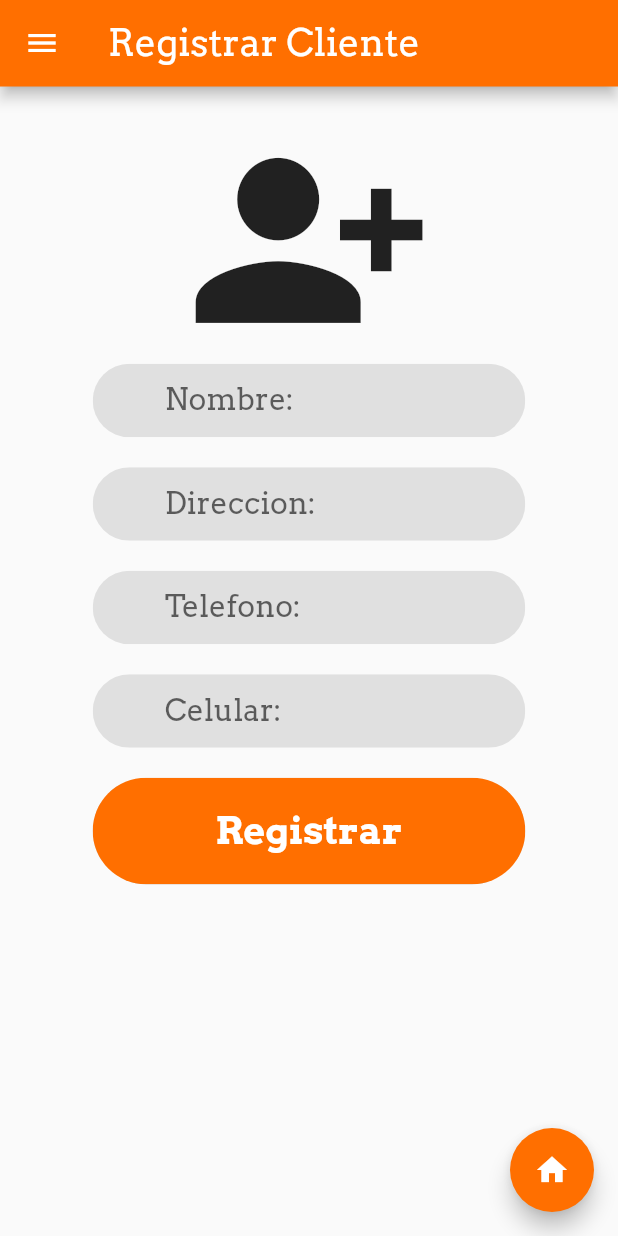
After one commit to JeanCarloArango/flutter_dart_delivery_app, a Flutter app: the AddCustomerForm screen opened directly, on a phone screen of 412 x 824 dp. The commit adds this screen. Run offline on Flutter 3.47's test engine with Material 2 defaults, Android fonts, the phone set to English and light mode, and no system bars; drawn by our look-alikes of auto_size_text.

Commit message:
Solving Adaptive Issues

```diff
--- a/lib/common/categories_bar_widget.dart
+++ b/lib/common/category/categories_bar_widget.dart
@@ -1,4 +1,4 @@
-import 'package:delivery_app/common/category_box_widget.dart';
+import 'package:delivery_app/common/category/category_box_widget.dart';
 import 'package:flutter/material.dart';
 
 class CategoriesWidget extends StatelessWidget {
@@ -7,7 +7,7 @@ class CategoriesWidget extends StatelessWidget {
   @override
   Widget build(BuildContext context) {
     return Padding(
-      padding: const EdgeInsets.symmetric(vertical: 20),
+      padding: EdgeInsets.symmetric(vertical: 20),
       child: SizedBox(
         height: 50,
         child: ListView(
--- /dev/null
+++ b/lib/common/home_button.dart
@@ -0,0 +1,24 @@
+import 'package:delivery_app/ui/home_page.dart';
+import 'package:delivery_app/ui/ui_constants.dart';
+import 'package:flutter/material.dart';
+
+class HomeButton extends StatelessWidget {
+  const HomeButton({Key? key}) : super(key: key);
+
+  void ET(BuildContext context) {
+    Navigator.of(context).push(
+      MaterialPageRoute(
+        builder: (_) => HomePage(),
+      ),
+    );
+  }
+
+  @override
+  Widget build(BuildContext context) {
+    return FloatingActionButton(
+      backgroundColor: mainColor,
+      child: Icon(Icons.home),
+      onPressed: () => ET(context),
+    );
+  }
+}
--- a/lib/common/list_widget.dart
+++ b/lib/common/list_widget.dart
@@ -15,7 +15,7 @@ class ListWidget extends StatelessWidget {
     return ListTile(
       onTap: onTap,
       title: Padding(
-        padding: const EdgeInsets.all(15),
+        padding: EdgeInsets.all(15),
         child: Row(
           children: [
             Row(
@@ -33,7 +33,7 @@ class ListWidget extends StatelessWidget {
             Expanded(
               child: AutoSizeText(
                 title,
-                style: const TextStyle(
+                style: TextStyle(
                   fontSize: 24,
                 ),
                 maxLines: 2,
--- /dev/null
+++ b/lib/common/text_field_widget.dart
@@ -0,0 +1,33 @@
+import 'package:flutter/material.dart';
+
+class TextFieldWidget extends StatelessWidget {
+  final IconData? icon;
+  final String placeholder;
+
+  const TextFieldWidget(this.icon, this.placeholder);
+  @override
+  Widget build(BuildContext context) {
+    return SizedBox(
+      width: MediaQuery.of(context).size.width * 0.9,
+      child: ClipRRect(
+        borderRadius: BorderRadius.circular(50),
+        child: TextField(
+          style: TextStyle(
+            fontSize: 20,
+          ),
+          decoration: InputDecoration(
+            filled: true,
+            fillColor: Colors.grey[300],
+            prefixIcon: Icon(
+              icon,
+              color: Colors.grey,
+            ),
+            hintText: placeholder,
+            focusedBorder: InputBorder.none,
+            border: InputBorder.none,
+          ),
+        ),
+      ),
+    );
+  }
+}
--- /dev/null
+++ b/lib/ui/customer/add_customer_page.dart
@@ -0,0 +1,94 @@
+import 'package:auto_size_text/auto_size_text.dart';
+import 'package:delivery_app/common/home_button.dart';
+import 'package:delivery_app/common/menu_widget.dart';
+import 'package:delivery_app/common/text_field_widget.dart';
+import 'package:delivery_app/ui/ui_constants.dart';
+import 'package:flutter/material.dart';
+
+class AddCustomerForm extends StatelessWidget {
+  const AddCustomerForm({Key? key}) : super(key: key);
+
+  @override
+  Widget build(BuildContext context) {
+    return Scaffold(
+      appBar: AppBar(
+        toolbarHeight: MediaQuery.of(context).size.height * 0.07,
+        title: AutoSizeText(
+          'Registrar Cliente',
+          style: TextStyle(
+            fontSize: 25,
+          ),
+          maxFontSize: 30,
+          minFontSize: 20,
+        ),
+        backgroundColor: mainColor,
+      ),
+      drawer: MenuWidget(),
+      body: Padding(
+        padding: EdgeInsets.all(20),
+        child: Column(
+          children: [
+            Center(
+              child: Icon(
+                Icons.person_add_alt_1,
+                size: MediaQuery.of(context).size.width * 0.4,
+              ),
+            ),
+            Expanded(
+              child: SizedBox(
+                width: MediaQuery.of(context).size.width * 0.7,
+                child: ListView(
+                  children: [
+                    TextFieldWidget(null, 'Nombre:'),
+                    SizedBox(
+                      height: 20,
+                    ),
+                    TextFieldWidget(null, 'Direccion:'),
+                    SizedBox(
+                      height: 20,
+                    ),
+                    TextFieldWidget(null, 'Telefono:'),
+                    SizedBox(
+                      height: 20,
+                    ),
+                    TextFieldWidget(null, 'Celular:'),
+                    SizedBox(
+                      height: 20,
+                    ),
+                    ClipRRect(
+                      borderRadius: BorderRadius.circular(50),
+                      child: SizedBox(
+                        width: MediaQuery.of(context).size.width * 0.75,
+                        child: ElevatedButton(
+                          onPressed: () {},
+                          child: Padding(
+                            padding: EdgeInsets.symmetric(vertical: 20),
+                            child: AutoSizeText(
+                              'Registrar',
+                              style: TextStyle(
+                                fontSize: 25,
+                                fontWeight: FontWeight.bold,
+                              ),
+                              maxLines: 1,
+                              maxFontSize: 25,
+                              minFontSize: 15,
+                            ),
+                          ),
+                          style: ButtonStyle(
+                            backgroundColor:
+                                MaterialStateProperty.all(mainColor),
+                          ),
+                        ),
+                      ),
+                    ),
+                  ],
+                ),
+              ),
+            ),
+          ],
+        ),
+      ),
+      floatingActionButton: HomeButton(),
+    );
+  }
+}
```
Also changed, not shown: lib/common/bussiness_item_widget.dart (deleted, +0 -79 lines), lib/common/category/category_box_widget.dart (added, +31 -0 lines), lib/common/category_box_widget.dart (deleted, +0 -36 lines), lib/common/menu_widget.dart (+18 -10 lines), lib/common/search_bar_widget.dart (deleted, +0 -28 lines), lib/ui/bussiness/bussiness_item_widget.dart (added, +74 -0 lines), lib/ui/bussiness/bussiness_page.dart (renamed from lib/ui/bussiness/bussiness_widget.dart, +14 -23 lines), lib/ui/home_page.dart (+7 -1 lines), lib/ui/ui_constants.dart (line endings or trailing spaces).
